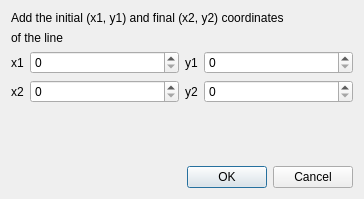
vvc-git/computacao-grafica, file ui/addLineDialog.ui: the form before one commit.
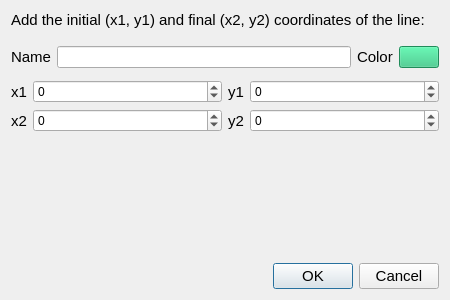
The form after the commit.

What changed in the file:
```diff
--- a/ui/addLineDialog.ui
+++ b/ui/addLineDialog.ui
@@ -6,32 +6,100 @@
    <rect>
     <x>0</x>
     <y>0</y>
-    <width>364</width>
-    <height>199</height>
+    <width>450</width>
+    <height>300</height>
    </rect>
   </property>
+  <property name="sizePolicy">
+   <sizepolicy hsizetype="Fixed" vsizetype="Fixed">
+    <horstretch>0</horstretch>
+    <verstretch>0</verstretch>
+   </sizepolicy>
+  </property>
+  <property name="minimumSize">
+   <size>
+    <width>450</width>
+    <height>300</height>
+   </size>
+  </property>
+  <property name="maximumSize">
+   <size>
+    <width>450</width>
+    <height>300</height>
+   </size>
+  </property>
   <property name="windowTitle">
    <string>Line</string>
   </property>
   <layout class="QVBoxLayout" name="verticalLayout" stretch="0,0,0,100,0">
    <item>
-    <widget class="QLabel" name="message1Label">
+    <widget class="QLabel" name="messageLabel">
+     <property name="font">
+      <font>
+       <pointsize>11</pointsize>
+      </font>
+     </property>
      <property name="text">
-      <string>Add the initial (x1, y1) and final (x2, y2) coordinates</string>
+      <string>Add the initial (x1, y1) and final (x2, y2) coordinates of the line:</string>
      </property>
     </widget>
    </item>
    <item>
-    <widget class="QLabel" name="message2Label">
-     <property name="text">
-      <string>of the line</string>
+    <layout class="QHBoxLayout" name="infoHorizontalLayout">
+     <property name="topMargin">
+      <number>11</number>
      </property>
-    </widget>
+     <item>
+      <widget class="QLabel" name="nameLabel">
+       <property name="font">
+        <font>
+         <pointsize>11</pointsize>
+        </font>
+       </property>
+       <property name="text">
+        <string>Name</string>
+       </property>
+      </widget>
+     </item>
+     <item>
+      <widget class="QLineEdit" name="nameLineEdit"/>
+     </item>
+     <item>
+      <widget class="QLabel" name="colorLabel">
+       <property name="font">
+        <font>
+         <pointsize>11</pointsize>
+        </font>
+       </property>
+       <property name="text">
+        <string>Color</string>
+       </property>
+      </widget>
+     </item>
+     <item>
+      <widget class="QPushButton" name="colorButton">
+       <property name="styleSheet">
+        <string notr="true">background-color: rgb(46, 194, 126);</string>
+       </property>
+       <property name="text">
+        <string/>
+       </property>
+      </widget>
+     </item>
+    </layout>
    </item>
    <item>
     <layout class="QGridLayout" name="addPoinstLineGridLayout" columnstretch="0,100,0,100" columnminimumwidth="0,100,0,100">
+     <property name="topMargin">
+      <number>6</number>
+     </property>
      <item row="0" column="0">
       <widget class="QLabel" name="x1Label">
+       <property name="font">
+        <font>
+         <pointsize>11</pointsize>
+        </font>
+       </property>
        <property name="text">
         <string>x1</string>
        </property>
@@ -39,13 +107,21 @@
      </item>
      <item row="0" column="1">
       <widget class="QSpinBox" name="x1SpinBox">
+       <property name="minimum">
+        <number>-1000</number>
+       </property>
        <property name="maximum">
-        <number>99999</number>
+        <number>1000</number>
        </property>
       </widget>
      </item>
      <item row="0" column="2">
       <widget class="QLabel" name="y1Label">
+       <property name="font">
+        <font>
+         <pointsize>11</pointsize>
+        </font>
+       </property>
        <property name="text">
         <string>y1</string>
        </property>
@@ -53,13 +129,21 @@
      </item>
      <item row="0" column="3">
       <widget class="QSpinBox" name="y1SpinBox">
+       <property name="minimum">
+        <number>-1000</number>
+       </property>
        <property name="maximum">
-        <number>99999</number>
+        <number>1000</number>
        </property>
       </widget>
      </item>
      <item row="1" column="0">
       <widget class="QLabel" name="x2Label">
+       <property name="font">
+        <font>
+         <pointsize>11</pointsize>
+        </font>
+       </property>
        <property name="text">
         <string>x2</string>
        </property>
@@ -67,13 +151,21 @@
      </item>
      <item row="1" column="1">
       <widget class="QSpinBox" name="x2SpinBox">
+       <property name="minimum">
+        <number>-1000</number>
+       </property>
        <property name="maximum">
-        <number>99999</number>
+        <number>1000</number>
        </property>
       </widget>
      </item>
      <item row="1" column="2">
       <widget class="QLabel" name="y2Label">
+       <property name="font">
+        <font>
+         <pointsize>11</pointsize>
+        </font>
+       </property>
        <property name="text">
         <string>y2</string>
        </property>
@@ -81,18 +173,33 @@
      </item>
      <item row="1" column="3">
       <widget class="QSpinBox" name="y2SpinBox">
+       <property name="minimum">
+        <number>-1000</number>
+       </property>
        <property name="maximum">
-        <number>99999</number>
+        <number>1000</number>
        </property>
       </widget>
      </item>
     </layout>
    </item>
    <item>
-    <widget class="QWidget" name="widget" native="true"/>
+    <widget class="QWidget" name="widget" native="true">
+     <property name="minimumSize">
+      <size>
+       <width>0</width>
+       <height>100</height>
+      </size>
+     </property>
+    </widget>
    </item>
    <item>
     <widget class="QDialogButtonBox" name="buttonBox">
+     <property name="font">
+      <font>
+       <pointsize>11</pointsize>
+      </font>
+     </property>
      <property name="orientation">
       <enum>Qt::Horizontal</enum>
      </property>
```
Left out of the diff: 3 changed lines with no effect on the pictures.
